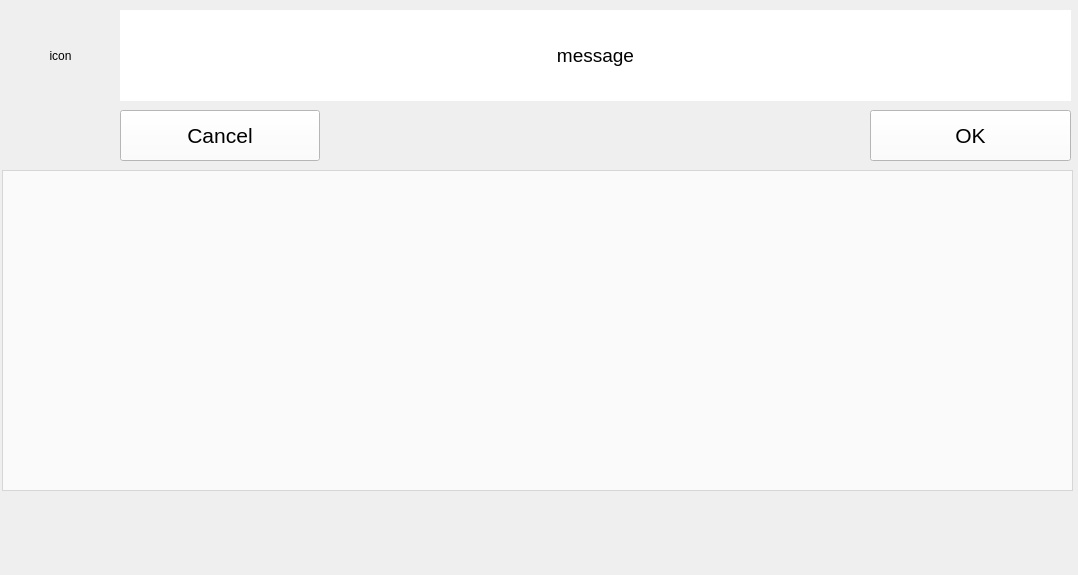
The window that src/alfa_CR6_frontend/ui/input_dialog.ui (alfa-sw/alfa_cr6) describes before a commit, drawn with Qt 5.
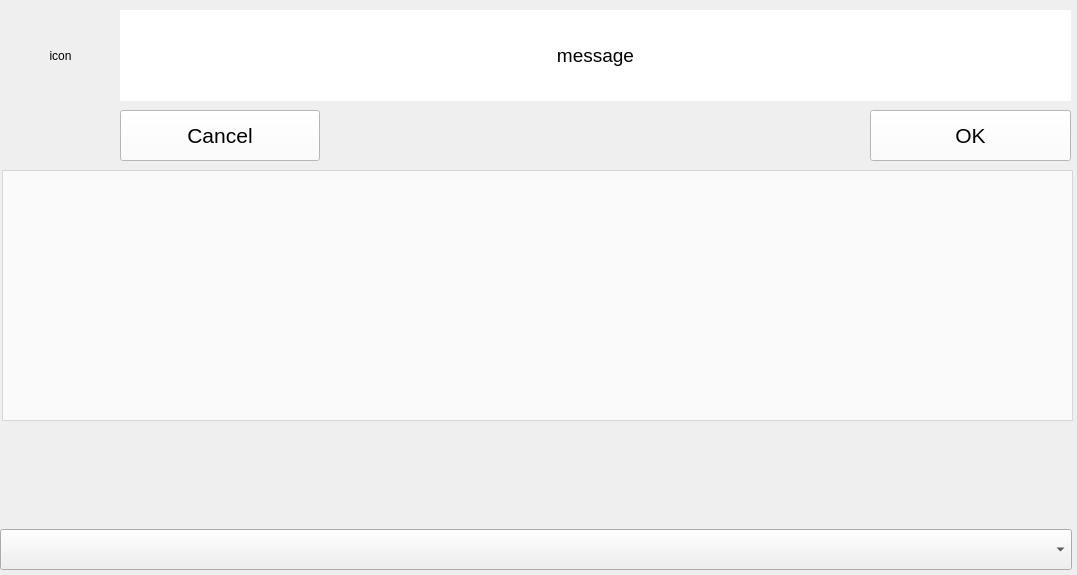
The same window after the commit.

Commit message: add combobox in inputdialog for HomePage.refill_lbl_clicked()

The edit to the form file:
```diff
--- a/src/alfa_CR6_frontend/ui/input_dialog.ui
+++ b/src/alfa_CR6_frontend/ui/input_dialog.ui
@@ -6,7 +6,7 @@
    <rect>
     <x>0</x>
     <y>0</y>
-    <width>1078</width>
+    <width>1077</width>
     <height>575</height>
    </rect>
   </property>
@@ -74,7 +74,7 @@
      <x>2</x>
      <y>170</y>
      <width>1071</width>
-     <height>321</height>
+     <height>251</height>
     </rect>
    </property>
    <property name="styleSheet">
@@ -147,6 +147,25 @@
     <bool>false</bool>
    </property>
   </widget>
+  <widget class="QComboBox" name="combo_box">
+   <property name="geometry">
+    <rect>
+     <x>0</x>
+     <y>529</y>
+     <width>1072</width>
+     <height>41</height>
+    </rect>
+   </property>
+   <property name="autoFillBackground">
+    <bool>true</bool>
+   </property>
+   <property name="minimumContentsLength">
+    <number>5</number>
+   </property>
+   <property name="duplicatesEnabled">
+    <bool>false</bool>
+   </property>
+  </widget>
  </widget>
  <resources/>
  <connections>
```
The commit also changes 3 other files.
